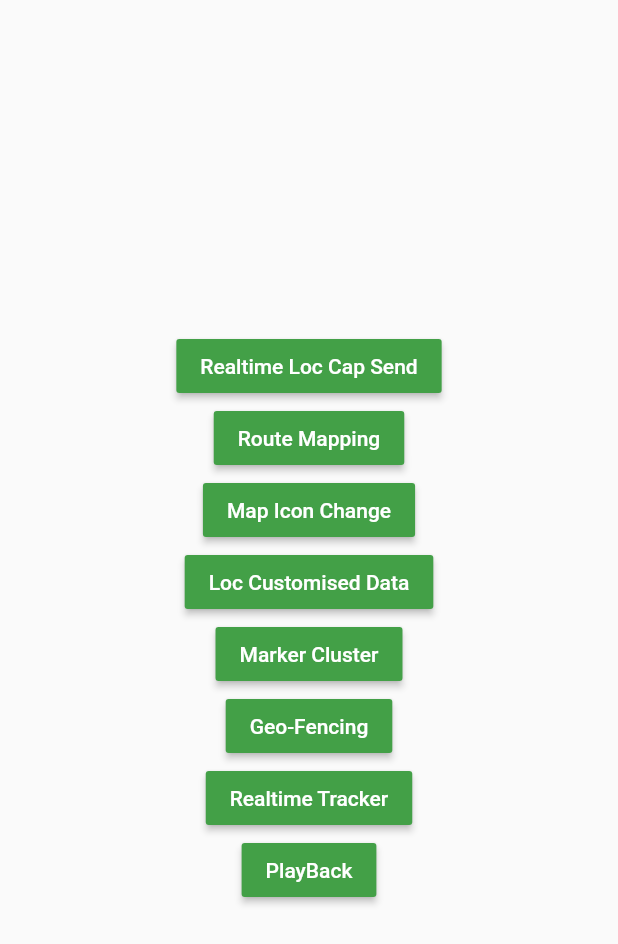
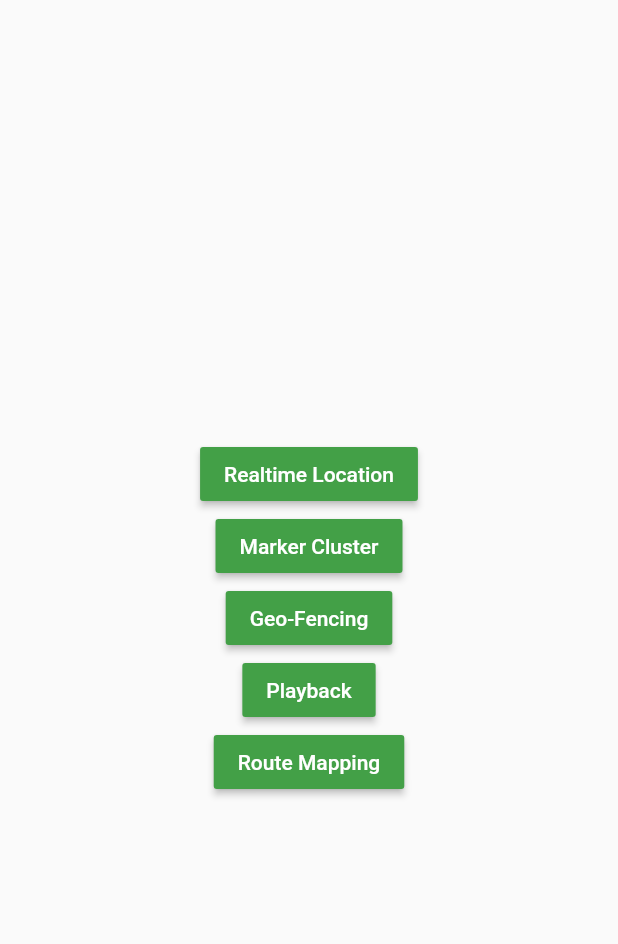
Before and after one commit to syed-m-osama/map_features, a Flutter app: the screen it shows after launch, on a phone screen of 412 x 824 dp. Shown: the top 944 px of the screen. Run offline on Flutter 3.47's test engine with Material 2 defaults, Android fonts, the phone set to English and light mode, and no system bars; our stand-ins replace geolocator, google_maps_flutter, location; missing offline and left inert: easy_geofencing, flutter_animarker, flutter_polyline_points, google_maps_cluster_manager, google_maps_widget.

Commit message:
playback functionality added

```diff
--- a/lib/main.dart
+++ b/lib/main.dart
@@ -1,12 +1,9 @@
 import 'package:flutter/material.dart';
+import 'package:map_features/screens/geo_fencing.dart';
 import 'screens/playback.dart';
-import 'screens/realtime_tracker.dart';
-import 'screens/geo_fencing.dart';
 import 'screens/marker_cluster..dart';
 import 'screens/route_mapping.dart';
-import 'screens/map_icon_change.dart';
-import 'screens/realtime_loc.dart';
-import 'screens/loc_customised_data.dart';
+import 'screens/realtime_location/realtime_loc.dart';
 
 void main() {
   runApp(const MyApp());
@@ -26,12 +23,9 @@ class MyApp extends StatelessWidget {
       routes: {
         "realtime_loc": (context) => const RealtimeLocCapSend(),
         "route_mapping": (context) => const RouteMapping(),
-        "map_icon_change": (context) => const MapIconChange(),
-        "loc_customised_data": (context) => const LocCustomisedData(),
         "marker_cluster": (context) => const MarkerCluster(),
-        "geo_fencing": (context) => const GeoFencing(),
-        "realtime_tracker": (context) => const RealtimeTracker(),
-        "playback":(context) => const Playback()
+        "geo_fencing": (context) => GeoFencing(),
+        "playback": (context) => const Playback()
       },
     );
   }
@@ -52,15 +46,11 @@ class _HomePageState extends State<HomePage> {
         child: Column(
           mainAxisAlignment: MainAxisAlignment.center,
           children: const [
-            RouteButton(title: 'Realtime Loc Cap Send', routeName: 'realtime_loc'),
-            RouteButton(title: 'Route Mapping', routeName: 'route_mapping'),
-            RouteButton(title: 'Map Icon Change', routeName: 'map_icon_change'),
-            RouteButton(title: 'Loc Customised Data', routeName: 'loc_customised_data'),
+            RouteButton(title: 'Realtime Location', routeName: 'realtime_loc'),
             RouteButton(title: 'Marker Cluster', routeName: 'marker_cluster'),
             RouteButton(title: 'Geo-Fencing', routeName: 'geo_fencing'),
-            RouteButton(title: 'Realtime Tracker', routeName: 'realtime_tracker'),
-            RouteButton(title: 'PlayBack', routeName: 'playback')
-
+            RouteButton(title: 'Playback', routeName: 'playback'),
+            RouteButton(title: 'Route Mapping', routeName: 'route_mapping')
           ],
         ),
       ),
@@ -68,9 +58,9 @@ class _HomePageState extends State<HomePage> {
   }
 }
 
-
 class RouteButton extends StatelessWidget {
-  const RouteButton({ Key? key ,required this.title, required this.routeName}) : super(key: key);
+  const RouteButton({Key? key, required this.title, required this.routeName})
+      : super(key: key);
 
   final String title;
   final String routeName;
@@ -78,9 +68,9 @@ class RouteButton extends StatelessWidget {
   @override
   Widget build(BuildContext context) {
     return MaterialButton(
-      onPressed: () => Navigator.pushNamed(context, routeName),
-      child: Text(title),
-      textColor: Colors.white,
-      color: Colors.green[600]);
+        onPressed: () => Navigator.pushNamed(context, routeName),
+        child: Text(title),
+        textColor: Colors.white,
+        color: Colors.green[600]);
   }
 }
--- a/lib/screens/playback.dart
+++ b/lib/screens/playback.dart
@@ -1,7 +1,11 @@
 import 'package:flutter/material.dart';
+import 'dart:async';
+import 'dart:developer';
+import 'package:flutter_animarker/flutter_map_marker_animation.dart';
+import 'package:google_maps_flutter/google_maps_flutter.dart';
 
 class Playback extends StatefulWidget {
-  const Playback({ Key? key }) : super(key: key);
+  const Playback({Key? key}) : super(key: key);
 
   @override
   State<Playback> createState() => _PlaybackState();
@@ -10,9 +14,82 @@ class Playback extends StatefulWidget {
 class _PlaybackState extends State<Playback> {
   @override
   Widget build(BuildContext context) {
-    return Scaffold(
-      appBar: AppBar(title: const Text("Playback")),
-      body: const Center(child: Text('Empty')),
+    return MarkerAnimation();
+  }
+}
+
+//playback
+//Setting dummies values
+const kStartPosition = LatLng(28.688058, 77.082642);
+const kDelhi = CameraPosition(target: kStartPosition, zoom: 15);
+const kMarkerId = MarkerId('MarkerId1');
+const kDuration = Duration(seconds: 2);
+const kLocations = [
+  kStartPosition,
+  LatLng(28.688058, 77.083479),
+  LatLng(28.688049, 77.084670),
+  LatLng(28.688030, 77.086676),
+  LatLng(28.687983, 77.087566),
+  LatLng(28.688002, 77.089047),
+  LatLng(28.687946, 77.090452),
+  LatLng(28.687946, 77.091396),
+  LatLng(28.687937, 77.092340),
+  LatLng(28.687871, 77.093488),
+  LatLng(28.688059, 77.094539),
+  LatLng(28.688360, 77.095354),
+  LatLng(28.689141, 77.095365),
+  LatLng(28.688830, 77.095955),
+  LatLng(28.689734, 77.096298),
+  LatLng(28.691748, 77.097888),
+  LatLng(28.693094, 77.100302),
+  kStartPosition
+];
+
+class MarkerAnimation extends StatefulWidget {
+  @override
+  MarkerAnimationState createState() => MarkerAnimationState();
+}
+
+class MarkerAnimationState extends State<MarkerAnimation> {
+  final markers = <MarkerId, Marker>{};
+  final controller = Completer<GoogleMapController>();
+  final stream = Stream.periodic(kDuration, (count) => kLocations[count])
+      .take(kLocations.length);
+
+  @override
+  void initState() {
+    super.initState();
+  }
+
+  @override
+  Widget build(BuildContext context) {
+    return MaterialApp(
+      home: Animarker(
+        rippleRadius: 0,
+        useRotation: true,
+        duration: Duration(seconds: 2),
+        mapId: controller.future
+            .then<int>((value) => value.mapId), //Grab Google Map Id
+        markers: markers.values.toSet(),
+        child: GoogleMap(
+            mapType: MapType.normal,
+            initialCameraPosition: kDelhi,
+            onMapCreated: (gController) {
+              stream.forEach((value) => newLocationUpdate(value));
+              controller.complete(gController);
+              //Complete the future GoogleMapController
+            }),
+      ),
     );
   }
+
+  void newLocationUpdate(LatLng latLng) {
+    var marker = RippleMarker(
+        markerId: kMarkerId,
+        position: latLng,
+        onTap: () {
+          log('Tapped! $latLng');
+        });
+    setState(() => markers[kMarkerId] = marker);
+  }
 }
```
